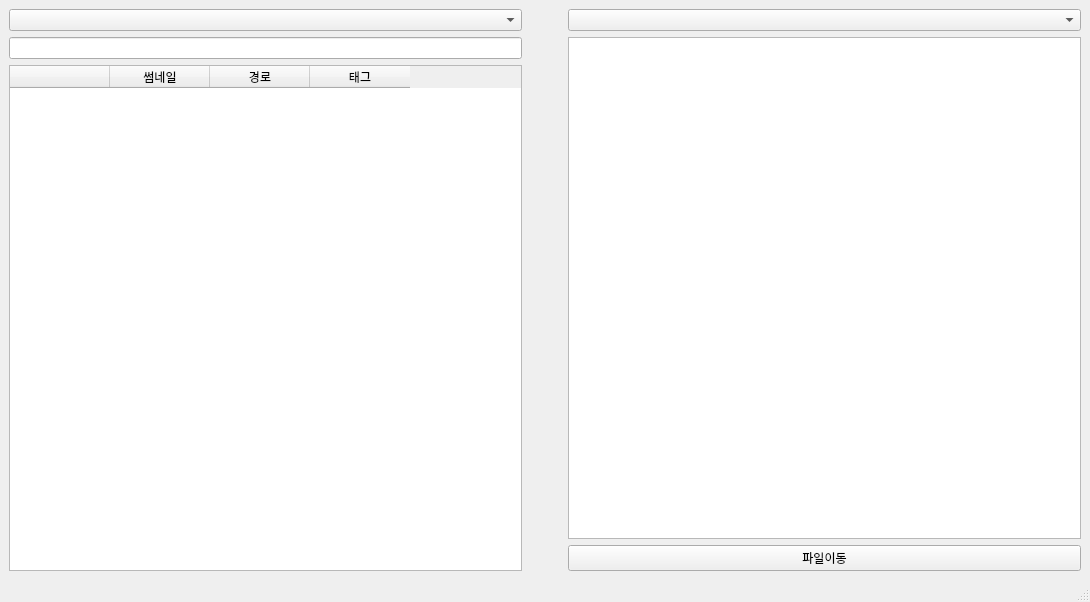
Qt form ui_filemove.ui (dlwjddn22/filemove) before a commit.
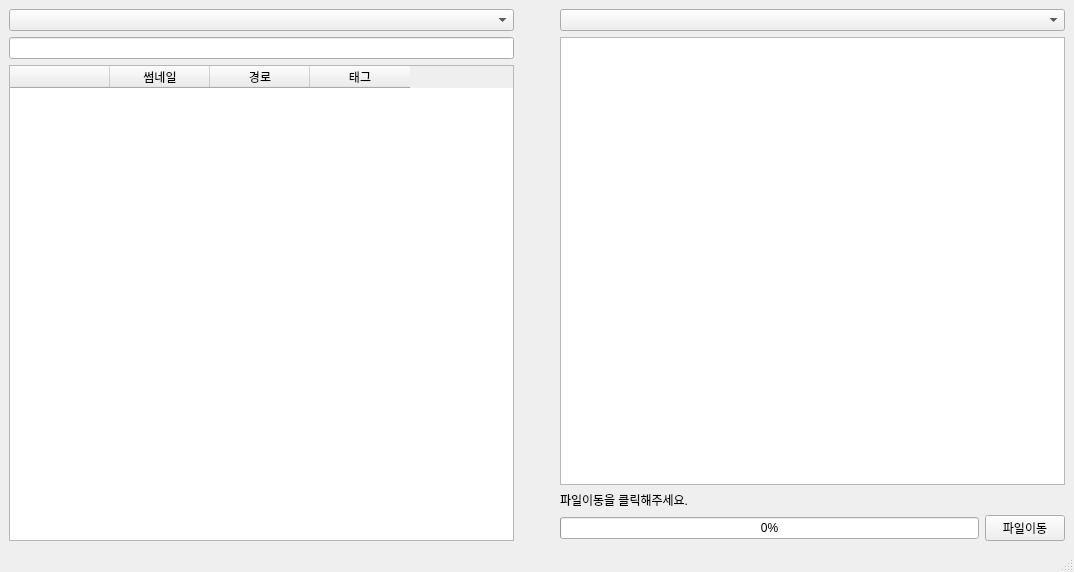
The same form after that commit.

Commit message: 폴더이동, db처리 로직 추가

The edit to the form file:
```diff
--- a/ui_filemove.ui
+++ b/ui_filemove.ui
@@ -6,8 +6,8 @@
    <rect>
     <x>0</x>
     <y>0</y>
-    <width>1090</width>
-    <height>602</height>
+    <width>1074</width>
+    <height>572</height>
    </rect>
   </property>
   <property name="windowTitle">
@@ -75,12 +75,30 @@
          <widget class="QTreeView" name="destTree"/>
         </item>
         <item>
-         <widget class="QPushButton" name="moveFileBtn">
+         <widget class="QLabel" name="moveStatusLabel">
           <property name="text">
-           <string>파일이동</string>
+           <string>파일이동을 클릭해주세요.</string>
           </property>
          </widget>
         </item>
+        <item>
+         <layout class="QHBoxLayout" name="horizontalLayout">
+          <item>
+           <widget class="QProgressBar" name="moveFilePrgs">
+            <property name="value">
+             <number>0</number>
+            </property>
+           </widget>
+          </item>
+          <item>
+           <widget class="QPushButton" name="moveFileBtn">
+            <property name="text">
+             <string>파일이동</string>
+            </property>
+           </widget>
+          </item>
+         </layout>
+        </item>
        </layout>
       </item>
      </layout>
```
Left out of the diff: 2 changed lines with no effect on the pictures. The commit also changes 2 other files.
